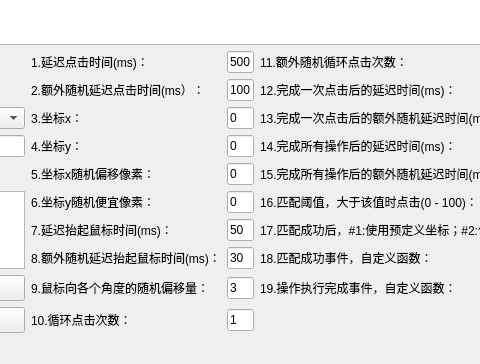
Before: the Qt Designer form program/GaspUi.ui in tonymaa/generate-autoScript-process, drawn with Qt 5; both pictures show x 291 to 771 and y 486 to 850 of the 896 by 850 pixel window.
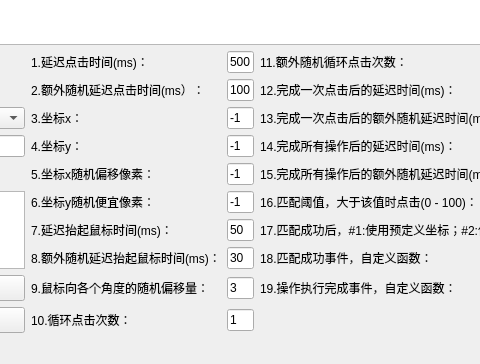
After: the same form once the commit is applied. Custom widgets are drawn as their Qt base class.

```diff
--- a/program/GaspUi.ui
+++ b/program/GaspUi.ui
@@ -127,7 +127,7 @@
       <item row="6" column="2">
        <widget class="QLineEdit" name="randomBottomOffset">
         <property name="text">
-         <string>0</string>
+         <string>-1</string>
         </property>
        </widget>
       </item>
@@ -148,7 +148,7 @@
       <item row="4" column="2">
        <widget class="QLineEdit" name="pos_y">
         <property name="text">
-         <string>0</string>
+         <string>-1</string>
         </property>
        </widget>
       </item>
@@ -258,7 +258,7 @@
       <item row="3" column="2">
        <widget class="QLineEdit" name="pos_x">
         <property name="text">
-         <string>0</string>
+         <string>-1</string>
         </property>
        </widget>
       </item>
@@ -279,7 +279,7 @@
       <item row="5" column="2">
        <widget class="QLineEdit" name="randomRightOffset">
         <property name="text">
-         <string>0</string>
+         <string>-1</string>
         </property>
        </widget>
       </item>
```
